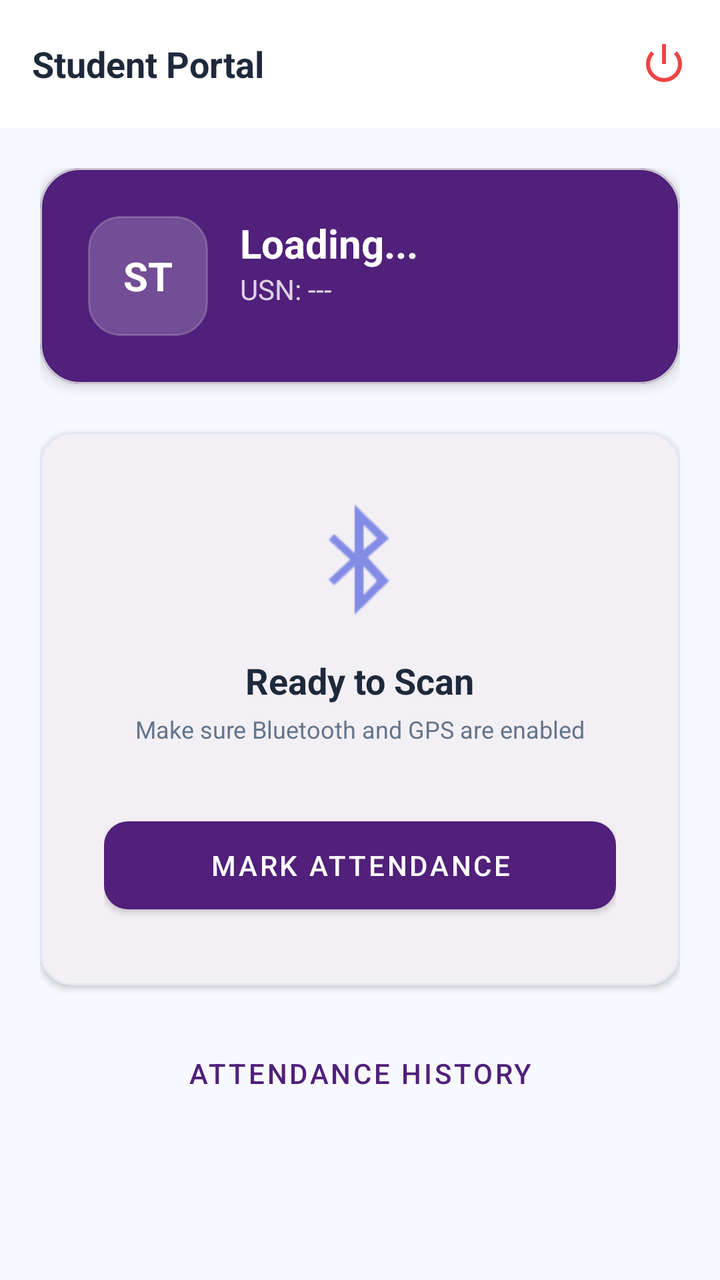
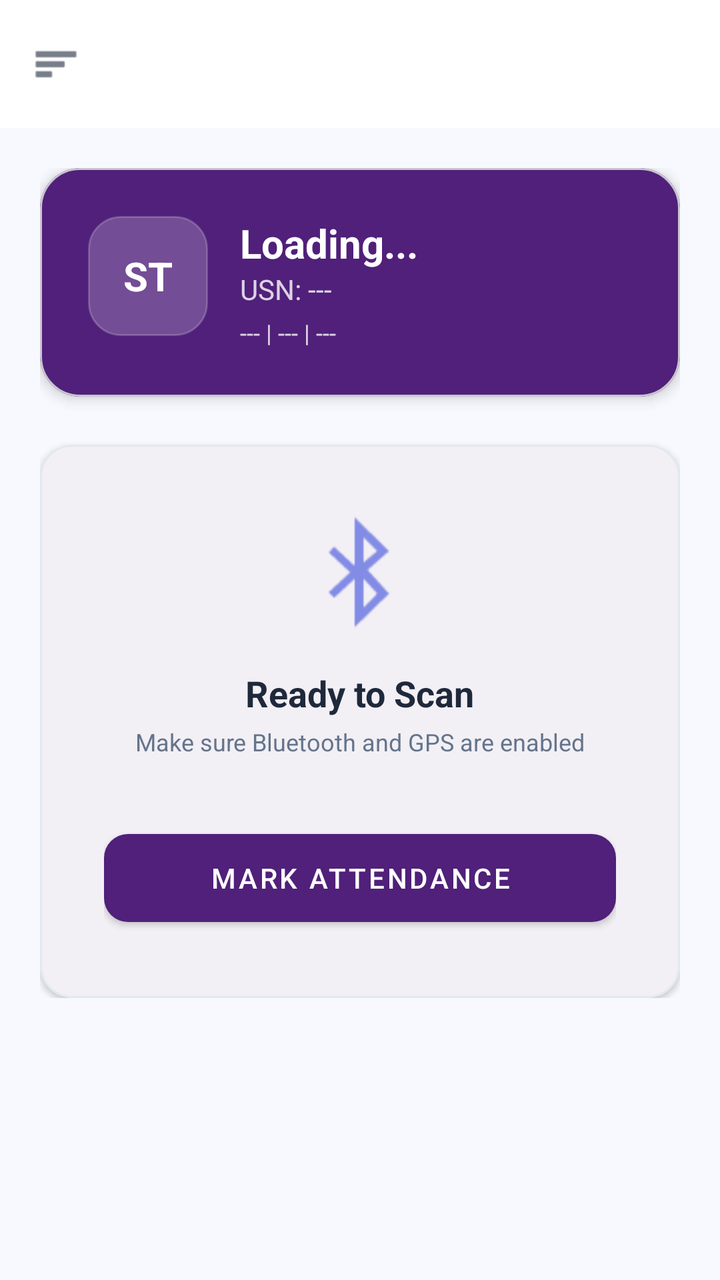

The first picture is an Android layout as it rendered before a commit; the second is the same layout after the commit. The layout source and the unified diff follow.
<!-- AndroidManifest.xml: activity theme Theme.AutoAttendance -->
<!-- res/layout/activity_student.xml -->
<?xml version="1.0" encoding="utf-8"?>
<androidx.coordinatorlayout.widget.CoordinatorLayout xmlns:android="http://schemas.android.com/apk/res/android"
    xmlns:app="http://schemas.android.com/apk/res-auto"
    xmlns:tools="http://schemas.android.com/tools"
    android:layout_width="match_parent"
    android:layout_height="match_parent"
    android:background="@color/surface_background"
    tools:context=".StudentActivity">

    <com.google.android.material.appbar.AppBarLayout
        android:layout_width="match_parent"
        android:layout_height="wrap_content"
        android:background="@color/white"
        app:elevation="0dp">

        <androidx.appcompat.widget.Toolbar
            android:id="@+id/toolbar"
            android:layout_width="match_parent"
            android:layout_height="?attr/actionBarSize">

            <TextView
                android:layout_width="wrap_content"
                android:layout_height="wrap_content"
                android:text="Student Portal"
                android:textColor="@color/text_primary"
                android:textSize="18sp"
                android:textStyle="bold" />

            <ImageView
                android:id="@+id/btnLogout"
                android:layout_width="24dp"
                android:layout_height="24dp"
                android:layout_gravity="end"
                android:layout_marginEnd="16dp"
                android:src="@android:drawable/ic_lock_power_off"
                app:tint="@color/status_danger" />
        </androidx.appcompat.widget.Toolbar>
    </com.google.android.material.appbar.AppBarLayout>

    <androidx.core.widget.NestedScrollView
        android:layout_width="match_parent"
        android:layout_height="match_parent"
        app:layout_behavior="@string/appbar_scrolling_view_behavior">

        <LinearLayout
            android:layout_width="match_parent"
            android:layout_height="wrap_content"
            android:orientation="vertical"
            android:padding="20dp">

            
            <com.google.android.material.card.MaterialCardView
                android:layout_width="match_parent"
                android:layout_height="wrap_content"
                app:cardBackgroundColor="@color/brand_primary"
                app:cardCornerRadius="20dp"
                app:cardElevation="4dp">

                <LinearLayout
                    android:layout_width="match_parent"
                    android:layout_height="wrap_content"
                    android:orientation="horizontal"
                    android:padding="24dp">

                    <FrameLayout
                        android:layout_width="60dp"
                        android:layout_height="60dp"
                        android:background="@drawable/card_bg"
                        android:backgroundTint="#33FFFFFF">

                        <TextView
                            android:id="@+id/tvStudentInitials"
                            android:layout_width="wrap_content"
                            android:layout_height="wrap_content"
                            android:layout_gravity="center"
                            android:text="ST"
                            android:textColor="@color/white"
                            android:textSize="20sp"
                            android:textStyle="bold" />
                    </FrameLayout>

                    <LinearLayout
                        android:layout_width="match_parent"
                        android:layout_height="wrap_content"
                        android:layout_marginStart="16dp"
                        android:orientation="vertical">

                        <TextView
                            android:id="@+id/tvStudentName"
                            android:layout_width="wrap_content"
                            android:layout_height="wrap_content"
                            android:text="Loading..."
                            android:textColor="@color/white"
                            android:textSize="20sp"
                            android:textStyle="bold" />

                        <TextView
                            android:id="@+id/tvStudentUsn"
                            android:layout_width="wrap_content"
                            android:layout_height="wrap_content"
                            android:alpha="0.8"
                            android:text="USN: ---"
                            android:textColor="@color/white"
                            android:textSize="14sp" />
                    </LinearLayout>
                </LinearLayout>
            </com.google.android.material.card.MaterialCardView>

            
            <com.google.android.material.card.MaterialCardView
                android:layout_width="match_parent"
                android:layout_height="wrap_content"
                android:layout_marginTop="24dp"
                app:cardBackgroundColor="@color/white"
                app:cardCornerRadius="16dp"
                app:cardElevation="2dp"
                app:strokeColor="@color/border_subtle"
                app:strokeWidth="1dp">

                <LinearLayout
                    android:layout_width="match_parent"
                    android:layout_height="wrap_content"
                    android:gravity="center"
                    android:orientation="vertical"
                    android:padding="32dp">

                    <ImageView
                        android:id="@+id/ivStatusIcon"
                        android:layout_width="64dp"
                        android:layout_height="64dp"
                        android:src="@android:drawable/stat_sys_data_bluetooth"
                        app:tint="@color/brand_accent" />

                    <TextView
                        android:id="@+id/tvStatus"
                        android:layout_width="wrap_content"
                        android:layout_height="wrap_content"
                        android:layout_marginTop="16dp"
                        android:text="Ready to Scan"
                        android:textColor="@color/text_primary"
                        android:textSize="18sp"
                        android:textStyle="bold" />

                    <TextView
                        android:layout_width="wrap_content"
                        android:layout_height="wrap_content"
                        android:layout_marginTop="4dp"
                        android:text="Make sure Bluetooth and GPS are enabled"
                        android:textColor="@color/text_secondary"
                        android:textSize="12sp" />

                    <Button
                        android:id="@+id/btnMarkAttendance"
                        style="@style/Widget.MaterialComponents.Button"
                        android:layout_width="match_parent"
                        android:layout_height="56dp"
                        android:layout_marginTop="32dp"
                        android:text="Mark Attendance"
                        app:cornerRadius="12dp" />
                </LinearLayout>
            </com.google.android.material.card.MaterialCardView>

            
            <LinearLayout
                android:layout_width="match_parent"
                android:layout_height="wrap_content"
                android:layout_marginTop="16dp"
                android:orientation="horizontal">

                <Button
                    android:id="@+id/btnViewHistory"
                    style="@style/Widget.MaterialComponents.Button.TextButton"
                    android:layout_width="match_parent"
                    android:layout_height="56dp"
                    android:text="Attendance History"
                    app:cornerRadius="12dp" />
            </LinearLayout>

        </LinearLayout>
    </androidx.core.widget.NestedScrollView>

</androidx.coordinatorlayout.widget.CoordinatorLayout>
<!-- resources referenced by this layout -->
<resources>
  <color name="border_subtle">#E2E8F0</color>
  <color name="brand_accent">#838CE5</color>
  <color name="brand_primary">#50207A</color>
  <color name="status_danger">#EF4444</color>
  <color name="surface_background">#F8F9FE</color>
  <color name="text_primary">#1E293B</color>
  <color name="text_secondary">#64748B</color>
  <color name="white">#FFFFFFFF</color>
  <!-- drawable card_bg (drawable) -->
  <?xml version="1.0" encoding="utf-8"?>
  <shape xmlns:android="http://schemas.android.com/apk/res/android"
      android:shape="rectangle">
      <solid android:color="@color/surface_card" />
      <corners android:radius="16dp" />
      <stroke
          android:width="1dp"
          android:color="@color/border_subtle" />
  </shape>
  <style name="Theme.AutoAttendance" parent="Theme.Material3.Light.NoActionBar">
          
          <item name="colorPrimary">@color/brand_primary</item>
          <item name="colorOnPrimary">@color/white</item>
          <item name="colorPrimaryContainer">@color/brand_light</item>
          <item name="colorOnPrimaryContainer">@color/brand_primary</item>
  
          
          <item name="colorSecondary">@color/brand_accent</item>
          <item name="colorOnSecondary">@color/white</item>
  
          
          <item name="android:statusBarColor">@color/surface_background</item>
          <item name="android:windowLightStatusBar">true</item>
  
          
          <item name="android:windowBackground">@color/surface_background</item>
          <item name="colorSurface">@color/surface_card</item>
      </style>
  <color name="surface_card">#FFFFFF</color>
  <color name="brand_light">#D6B9FC</color>
</resources>

<!-- the commit's change to res/layout/activity_student.xml (unified diff, before → after) -->
@@ -1,182 +1,182 @@
 <?xml version="1.0" encoding="utf-8"?>
-<androidx.coordinatorlayout.widget.CoordinatorLayout xmlns:android="http://schemas.android.com/apk/res/android"
+<androidx.drawerlayout.widget.DrawerLayout xmlns:android="http://schemas.android.com/apk/res/android"
     xmlns:app="http://schemas.android.com/apk/res-auto"
     xmlns:tools="http://schemas.android.com/tools"
+    android:id="@+id/drawerLayout"
     android:layout_width="match_parent"
     android:layout_height="match_parent"
-    android:background="@color/surface_background"
     tools:context=".StudentActivity">
 
-    <com.google.android.material.appbar.AppBarLayout
-        android:layout_width="match_parent"
-        android:layout_height="wrap_content"
-        android:background="@color/white"
-        app:elevation="0dp">
-
-        <androidx.appcompat.widget.Toolbar
-            android:id="@+id/toolbar"
-            android:layout_width="match_parent"
-            android:layout_height="?attr/actionBarSize">
-
-            <TextView
-                android:layout_width="wrap_content"
-                android:layout_height="wrap_content"
-                android:text="Student Portal"
-                android:textColor="@color/text_primary"
-                android:textSize="18sp"
-                android:textStyle="bold" />
-
-            <ImageView
-                android:id="@+id/btnLogout"
-                android:layout_width="24dp"
-                android:layout_height="24dp"
-                android:layout_gravity="end"
-                android:layout_marginEnd="16dp"
-                android:src="@android:drawable/ic_lock_power_off"
-                app:tint="@color/status_danger" />
-        </androidx.appcompat.widget.Toolbar>
-    </com.google.android.material.appbar.AppBarLayout>
-
-    <androidx.core.widget.NestedScrollView
+    <androidx.coordinatorlayout.widget.CoordinatorLayout
         android:layout_width="match_parent"
         android:layout_height="match_parent"
-        app:layout_behavior="@string/appbar_scrolling_view_behavior">
+        android:background="@color/surface_background">
 
-        <LinearLayout
+        <com.google.android.material.appbar.AppBarLayout
             android:layout_width="match_parent"
             android:layout_height="wrap_content"
-            android:orientation="vertical"
-            android:padding="20dp">
+            android:background="@color/white"
+            app:elevation="0dp">
 
-            
-            <com.google.android.material.card.MaterialCardView
+            <androidx.appcompat.widget.Toolbar
+                android:id="@+id/toolbar"
+                android:layout_width="match_parent"
+                android:layout_height="?attr/actionBarSize">
+
+                <ImageView
+                    android:id="@+id/btnMenu"
+                    android:layout_width="24dp"
+                    android:layout_height="24dp"
+                    android:src="@android:drawable/ic_menu_sort_by_size"
+                    app:tint="@color/text_primary" />
+
+            </androidx.appcompat.widget.Toolbar>
+        </com.google.android.material.appbar.AppBarLayout>
+
+        <androidx.core.widget.NestedScrollView
+            android:layout_width="match_parent"
+            android:layout_height="match_parent"
+            app:layout_behavior="@string/appbar_scrolling_view_behavior">
+
+            <LinearLayout
                 android:layout_width="match_parent"
                 android:layout_height="wrap_content"
-                app:cardBackgroundColor="@color/brand_primary"
-                app:cardCornerRadius="20dp"
-                app:cardElevation="4dp">
+                android:orientation="vertical"
+                android:padding="20dp">
 
-                <LinearLayout
+                
+                <com.google.android.material.card.MaterialCardView
+                    android:id="@+id/cardProfile"
                     android:layout_width="match_parent"
                     android:layout_height="wrap_content"
-                    android:orientation="horizontal"
-                    android:padding="24dp">
-
-                    <FrameLayout
-                        android:layout_width="60dp"
-                        android:layout_height="60dp"
-                        android:background="@drawable/card_bg"
-                        android:backgroundTint="#33FFFFFF">
-
-                        <TextView
-                            android:id="@+id/tvStudentInitials"
-                            android:layout_width="wrap_content"
-                            android:layout_height="wrap_content"
-                            android:layout_gravity="center"
-                            android:text="ST"
-                            android:textColor="@color/white"
-                            android:textSize="20sp"
-                            android:textStyle="bold" />
-                    </FrameLayout>
+                    app:cardBackgroundColor="@color/brand_primary"
+                    app:cardCornerRadius="20dp"
+                    app:cardElevation="4dp">
 
                     <LinearLayout
                         android:layout_width="match_parent"
                         android:layout_height="wrap_content"
-                        android:layout_marginStart="16dp"
-                        android:orientation="vertical">
+                        android:orientation="horizontal"
+                        android:padding="24dp">
+
+                        <FrameLayout
+                            android:layout_width="60dp"
+                            android:layout_height="60dp"
+                            android:background="@drawable/card_bg"
+                            android:backgroundTint="#33FFFFFF">
+
+                            <TextView
+                                android:id="@+id/tvStudentInitials"
+                                android:layout_width="wrap_content"
+                                android:layout_height="wrap_content"
+                                android:layout_gravity="center"
+                                android:text="ST"
+                                android:textColor="@color/white"
+                                android:textSize="20sp"
+                                android:textStyle="bold" />
+                        </FrameLayout>
+
+                        <LinearLayout
+                            android:layout_width="0dp"
+                            android:layout_height="wrap_content"
+                            android:layout_marginStart="16dp"
+                            android:layout_weight="1"
+                            android:orientation="vertical">
+
+                            <TextView
+                                android:id="@+id/tvStudentName"
+                                android:layout_width="wrap_content"
+                                android:layout_height="wrap_content"
+                                android:text="Loading..."
+                                android:textColor="@color/white"
+                                android:textSize="20sp"
+                                android:textStyle="bold" />
+
+                            <TextView
+                                android:id="@+id/tvStudentUsn"
+                                android:layout_width="wrap_content"
+                                android:layout_height="wrap_content"
+                                android:alpha="0.8"
+                                android:text="USN: ---"
+                                android:textColor="@color/white"
+                                android:textSize="14sp" />
+
+                            <TextView
+                                android:id="@+id/tvStudentDetails"
+                                android:layout_width="wrap_content"
+                                android:layout_height="wrap_content"
+                                android:alpha="0.8"
+                                android:layout_marginTop="4dp"
+                                android:text="--- | --- | ---"
+                                android:textColor="@color/white"
+                                android:textSize="12sp" />
+                        </LinearLayout>
+                    </LinearLayout>
+                </com.google.android.material.card.MaterialCardView>
+
+                
+                <com.google.android.material.card.MaterialCardView
+                    android:layout_width="match_parent"
+                    android:layout_height="wrap_content"
+                    android:layout_marginTop="24dp"
+                    app:cardBackgroundColor="@color/white"
+                    app:cardCornerRadius="16dp"
+                    app:cardElevation="2dp"
+                    app:strokeColor="@color/border_subtle"
+                    app:strokeWidth="1dp">
+
+                    <LinearLayout
+                        android:layout_width="match_parent"
+                        android:layout_height="wrap_content"
+                        android:gravity="center"
+                        android:orientation="vertical"
+                        android:padding="32dp">
+
+                        <ImageView
+                            android:id="@+id/ivStatusIcon"
+                            android:layout_width="64dp"
+                            android:layout_height="64dp"
+                            android:src="@android:drawable/stat_sys_data_bluetooth"
+                            app:tint="@color/brand_accent" />
 
                         <TextView
-                            android:id="@+id/tvStudentName"
+                            android:id="@+id/tvStatus"
                             android:layout_width="wrap_content"
                             android:layout_height="wrap_content"
-                            android:text="Loading..."
-                            android:textColor="@color/white"
-                            android:textSize="20sp"
+                            android:layout_marginTop="16dp"
+                            android:text="Ready to Scan"
+                            android:textColor="@color/text_primary"
+                            android:textSize="18sp"
                             android:textStyle="bold" />
 
                         <TextView
-                            android:id="@+id/tvStudentUsn"
                             android:layout_width="wrap_content"
                             android:layout_height="wrap_content"
-                            android:alpha="0.8"
-                            android:text="USN: ---"
-                            android:textColor="@color/white"
-                            android:textSize="14sp" />
+                            android:layout_marginTop="4dp"
+                            android:text="Make sure Bluetooth and GPS are enabled"
+                            android:textColor="@color/text_secondary"
+                            android:textSize="12sp" />
+
+                        <Button
+                            android:id="@+id/btnMarkAttendance"
+                            style="@style/Widget.MaterialComponents.Button"
+                            android:layout_width="match_parent"
+                            android:layout_height="56dp"
+                            android:layout_marginTop="32dp"
+                            android:text="Mark Attendance"
+                            app:cornerRadius="12dp" />
                     </LinearLayout>
-                </LinearLayout>
-            </com.google.android.material.card.MaterialCardView>
+                </com.google.android.material.card.MaterialCardView>
 
-            
-            <com.google.android.material.card.MaterialCardView
-                android:layout_width="match_parent"
-                android:layout_height="wrap_content"
-                android:layout_marginTop="24dp"
-                app:cardBackgroundColor="@color/white"
-                app:cardCornerRadius="16dp"
-                app:cardElevation="2dp"
-                app:strokeColor="@color/border_subtle"
-                app:strokeWidth="1dp">
+            </LinearLayout>
+        </androidx.core.widget.NestedScrollView>
 
-                <LinearLayout
-                    android:layout_width="match_parent"
-                    android:layout_height="wrap_content"
-                    android:gravity="center"
-                    android:orientation="vertical"
-                    android:padding="32dp">
+    </androidx.coordinatorlayout.widget.CoordinatorLayout>
 
-                    <ImageView
-                        android:id="@+id/ivStatusIcon"
-                        android:layout_width="64dp"
-                        android:layout_height="64dp"
-                        android:src="@android:drawable/stat_sys_data_bluetooth"
-                        app:tint="@color/brand_accent" />
+    <androidx.compose.ui.platform.ComposeView
+        android:id="@+id/drawerComposeView"
+        android:layout_width="wrap_content"
+        android:layout_height="match_parent"
+        android:layout_gravity="start" />
 
-                    <TextView
-                        android:id="@+id/tvStatus"
-                        android:layout_width="wrap_content"
-                        android:layout_height="wrap_content"
-                        android:layout_marginTop="16dp"
-                        android:text="Ready to Scan"
-                        android:textColor="@color/text_primary"
-                        android:textSize="18sp"
-                        android:textStyle="bold" />
-
-                    <TextView
-                        android:layout_width="wrap_content"
-                        android:layout_height="wrap_content"
-                        android:layout_marginTop="4dp"
-                        android:text="Make sure Bluetooth and GPS are enabled"
-                        android:textColor="@color/text_secondary"
-                        android:textSize="12sp" />
-
-                    <Button
-                        android:id="@+id/btnMarkAttendance"
-                        style="@style/Widget.MaterialComponents.Button"
-                        android:layout_width="match_parent"
-                        android:layout_height="56dp"
-                        android:layout_marginTop="32dp"
-                        android:text="Mark Attendance"
-                        app:cornerRadius="12dp" />
-                </LinearLayout>
-            </com.google.android.material.card.MaterialCardView>
-
-            
-            <LinearLayout
-                android:layout_width="match_parent"
-                android:layout_height="wrap_content"
-                android:layout_marginTop="16dp"
-                android:orientation="horizontal">
-
-                <Button
-                    android:id="@+id/btnViewHistory"
-                    style="@style/Widget.MaterialComponents.Button.TextButton"
-                    android:layout_width="match_parent"
-                    android:layout_height="56dp"
-                    android:text="Attendance History"
-                    app:cornerRadius="12dp" />
-            </LinearLayout>
-
-        </LinearLayout>
-    </androidx.core.widget.NestedScrollView>
-
-</androidx.coordinatorlayout.widget.CoordinatorLayout>
+</androidx.drawerlayout.widget.DrawerLayout>
<!-- resource entries referenced after the edit -->
@@ -3,7 +3,6 @@
   <color name="border_subtle">#E2E8F0</color>
   <color name="brand_accent">#838CE5</color>
   <color name="brand_primary">#50207A</color>
-  <color name="status_danger">#EF4444</color>
   <color name="surface_background">#F8F9FE</color>
   <color name="text_primary">#1E293B</color>
   <color name="text_secondary">#64748B</color>
